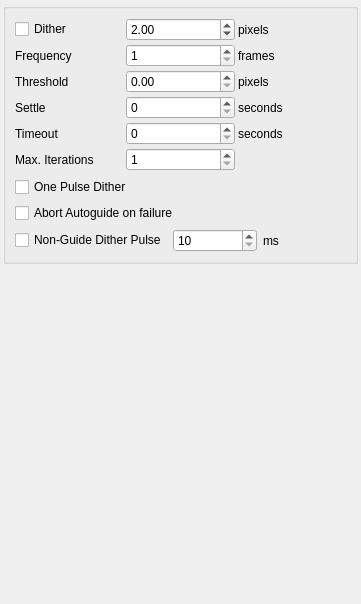
First picture: the form in kstars/ekos/guide/opsdither.ui, repository KDE/kstars, before the edit.
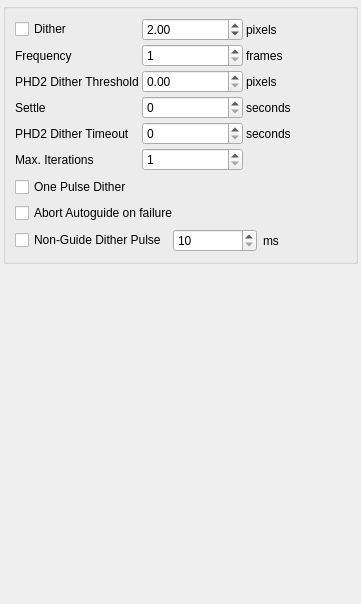
Second picture: the form after the edit.

Commit message:
Disable some inapplicable controls. Include dither miss in random walk accumulator.
Cleanup of the previous dither MR.
- disable the max-iterations dither option when one-pulse is selected, as it doesn't apply
- disable some PHD2-only controls when PHD2 is not being used.
- change the label on those PHD2-only controls to indicate PHD2
- For one-pulse dithering, include the miss in the dither in the accumulation of dither random walk.

Diff of the .ui file:
```diff
--- a/kstars/ekos/guide/opsdither.ui
+++ b/kstars/ekos/guide/opsdither.ui
@@ -79,7 +79,7 @@
            <string/>
           </property>
           <property name="text">
-           <string>Threshold</string>
+           <string>PHD2 Dither Threshold</string>
           </property>
          </widget>
         </item>
@@ -137,7 +137,7 @@
         <item row="4" column="0">
          <widget class="QLabel" name="label_8">
           <property name="text">
-           <string>Timeout</string>
+           <string>PHD2 Dither Timeout</string>
           </property>
          </widget>
         </item>
```
Left out of the diff: 4 changed lines with no effect on the pictures. The commit also changes 4 other files.
